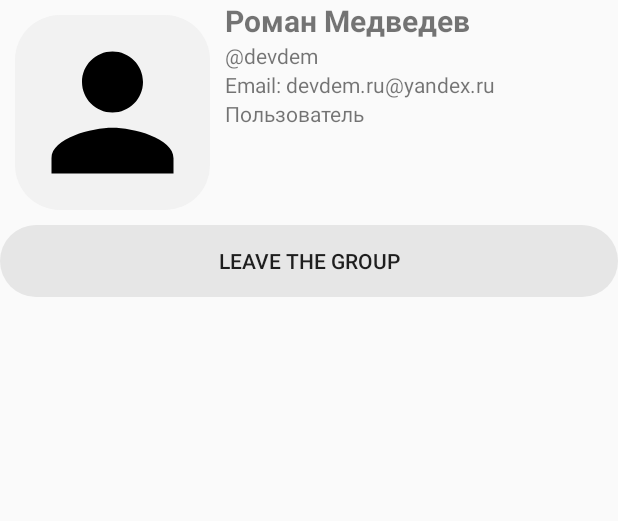
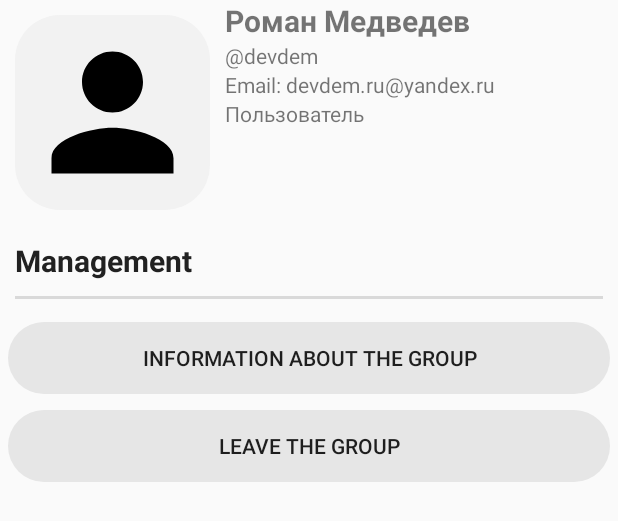
Before and after one commit to deVDem/Schedule, an Android app: the layout fragment_profile.xml on its own in the app's theme, with its tools: preview values and no code run, on a phone screen of 412 x 824 dp. Shown: the top 521 px of the screen. Run offline under Robolectric (Android 15) with nearby library versions, the phone set to English and light mode, and no system bars; network calls fail.

Commit message:
Added view info of group on ProfileFragment

```diff
--- a/app/src/main/java/ru/devdem/reminder/ProfileFragment.java
+++ b/app/src/main/java/ru/devdem/reminder/ProfileFragment.java
@@ -51,6 +51,11 @@ public class ProfileFragment extends Fragment {
         profilePermission = v.findViewById(R.id.profilePermission);
         setHasOptionsMenu(true);
         updateUI();
+        Button mDetailButton = v.findViewById(R.id.buttonDetailGroup);
+        mDetailButton.setOnClickListener(view -> {
+            mMainActivity.startActivity(GroupInfoActivity.getAIntent(mContext, 1, false));
+            mMainActivity.overridePendingTransition(R.anim.transition_out, R.anim.transition_in);
+        });
         Button mLeaveButton = v.findViewById(R.id.buttonLeaveGroup);
         mLeaveButton.setOnClickListener(v1 -> {
             Toast.makeText(mContext, R.string.loading, Toast.LENGTH_LONG).show();
--- a/app/src/main/res/layout/fragment_profile.xml
+++ b/app/src/main/res/layout/fragment_profile.xml
@@ -1,8 +1,8 @@
 <?xml version="1.0" encoding="utf-8"?>
 <RelativeLayout xmlns:android="http://schemas.android.com/apk/res/android"
+    xmlns:app="http://schemas.android.com/apk/res-auto"
     xmlns:tools="http://schemas.android.com/tools"
     android:layout_width="match_parent"
-    xmlns:app="http://schemas.android.com/apk/res-auto"
     android:layout_height="match_parent">
 
     <ImageButton
@@ -76,10 +76,38 @@
                 </LinearLayout>
             </LinearLayout>
 
+            <TextView
+                android:layout_width="match_parent"
+                android:layout_height="wrap_content"
+                android:layout_margin="10dp"
+                android:text="@string/management"
+                android:textColor="@color/text_bold_color"
+                android:textSize="20sp"
+                android:textStyle="bold" />
+
+            <ImageView
+                android:layout_width="match_parent"
+                android:layout_height="2dp"
+                android:layout_marginStart="10dp"
+                android:layout_marginEnd="10dp"
+                android:layout_marginBottom="10dp"
+                android:background="@color/line"
+                tools:ignore="ContentDescription" />
+
+            <Button
+                android:id="@+id/buttonDetailGroup"
+                android:layout_width="match_parent"
+                android:layout_height="wrap_content"
+                android:layout_margin="5dp"
+                android:background="@drawable/shape_corn"
+                android:backgroundTint="@color/card_color_lessons"
+                android:text="@string/information_about_the_group" />
+
             <Button
                 android:id="@+id/buttonLeaveGroup"
                 android:layout_width="match_parent"
                 android:layout_height="wrap_content"
+                android:layout_margin="5dp"
                 android:background="@drawable/shape_corn"
                 android:backgroundTint="@color/card_color_lessons"
                 android:text="@string/leave_the_group" />
--- a/app/src/main/res/values/strings.xml
+++ b/app/src/main/res/values/strings.xml
@@ -125,4 +125,6 @@
     <string name="wrong_login_email">Wrong login or email</string>
     <string name="enter_username_and_pass">Enter your username and password</string>
     <string name="enter_data_correct">Enter all data correctly</string>
+    <string name="management">Management</string>
+    <string name="information_about_the_group">Information about the group</string>
 </resources>
```
Also changed, not shown: 1 other file.
